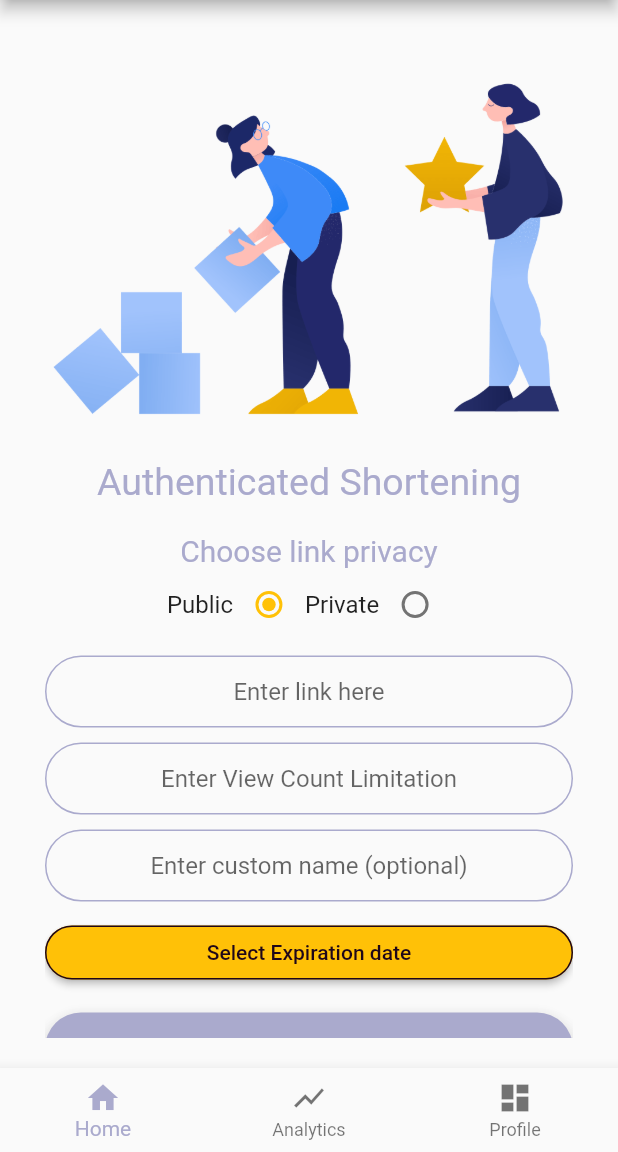
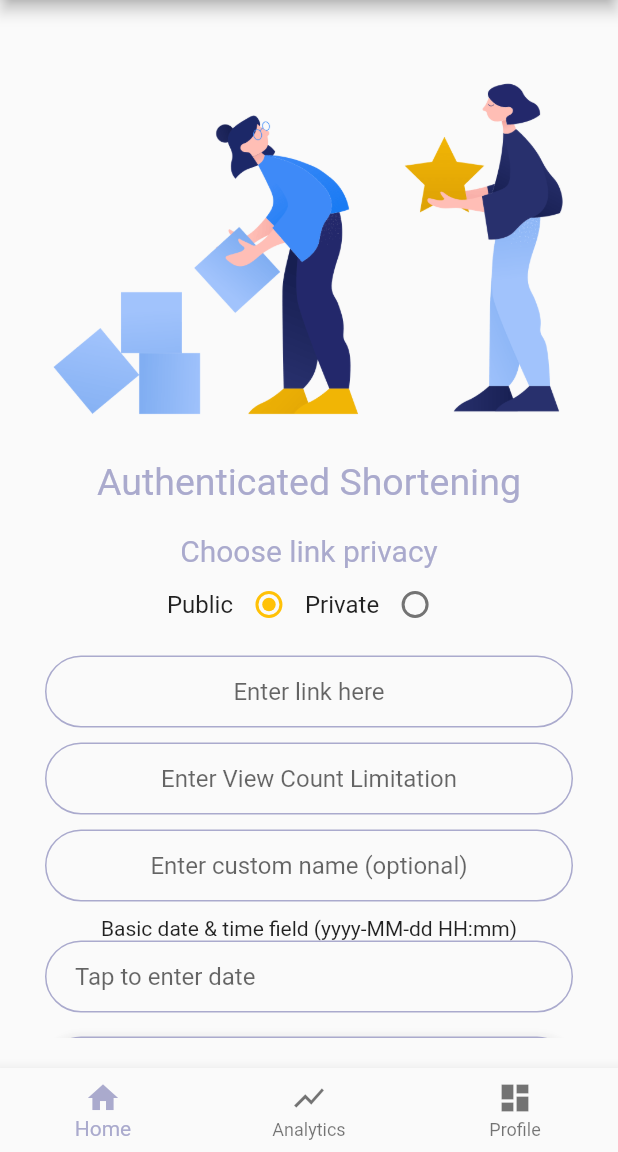
Before and after one commit to hygertai/kisa.co, a Flutter app: the AuthShortScreen screen opened by its route, on a phone screen of 412 x 824 dp, the part 84-1236 px from its top. Run offline on Flutter 3.47's test engine with Material 2 defaults, Android fonts, the phone set to English and light mode, and no system bars; drawn by our look-alikes of datetime_picker_formfield; our stand-ins replace flutter_linkify, modal_progress_hud, syncfusion_flutter_charts; missing offline and left inert: flutter_beautiful_popup.

Commit message:
fixed input fields and date picker

```diff
--- a/kisa_co/lib/screens/authShort_screen.dart
+++ b/kisa_co/lib/screens/authShort_screen.dart
@@ -1,6 +1,7 @@
 import 'package:flutter/cupertino.dart';
 import 'package:flutter/material.dart';
 import 'package:flutter/services.dart';
+import 'package:intl/intl.dart';
 import 'package:kisaco/components/rounded_button.dart';
 import 'package:kisaco/screens/analytics_screen.dart';
 import 'package:kisaco/screens/dashboard_screen.dart';
@@ -9,6 +10,7 @@ import '../models/user_model.dart';
 import 'constants.dart';
 import 'package:flutter_beautiful_popup/main.dart';
 import 'package:provider/provider.dart';
+import 'package:datetime_picker_formfield/datetime_picker_formfield.dart';
 
 enum PrivacyChoice { public, private }
 
@@ -60,6 +62,9 @@ class _AuthShortScreenState extends State<AuthShortScreen> {
     String origUrl = "";
     String shortUrl = "";
     int visitorLimit = 0;
+
+    final format = DateFormat("yyyy-MM-dd HH:mm");
+    DateTime value;
 
     return Scaffold(
       appBar: AppBar(
@@ -142,7 +147,7 @@ class _AuthShortScreenState extends State<AuthShortScreen> {
                   SizedBox(
                     height: 10.0,
                   ),
-                  TextField(
+                  TextFormField(
                     keyboardType: TextInputType.url,
                     textAlign: TextAlign.center,
                     onChanged: (value) {
@@ -154,7 +159,7 @@ class _AuthShortScreenState extends State<AuthShortScreen> {
                   SizedBox(
                     height: 10.0,
                   ),
-                  TextField(
+                  TextFormField(
                     keyboardType: TextInputType.number,
                     textAlign: TextAlign.center,
                     onChanged: (value) {
@@ -170,7 +175,7 @@ class _AuthShortScreenState extends State<AuthShortScreen> {
                   SizedBox(
                     height: 10.0,
                   ),
-                  TextField(
+                  TextFormField(
                     keyboardType: TextInputType.text,
                     textAlign: TextAlign.center,
                     onChanged: (value) {
@@ -182,17 +187,45 @@ class _AuthShortScreenState extends State<AuthShortScreen> {
                   SizedBox(
                     height: 10.0,
                   ),
-                  RaisedButton(
-                    color: Colors.amber,
-                    shape: new RoundedRectangleBorder(
-                        borderRadius: new BorderRadius.circular(18.0),
-                        side: BorderSide(color: kDarkestPurpleColor)),
-                    onPressed: () => _selectDate(context),
-                    child: Text(
-                      'Select Expiration date',
-                      style: TextStyle(color: kDarkestPurpleColor),
-                    ),
+                  Column(
+                    children: <Widget>[
+                      Text('Basic date & time field (${format.pattern})'),
+                      DateTimeField(
+                        decoration: kTextFieldDecorationLog.copyWith(
+                            hintText: 'Tap to enter date'),
+                        format: format,
+                        onShowPicker: (context, currentValue) async {
+                          final date = await showDatePicker(
+                              context: context,
+                              firstDate: DateTime(1900),
+                              initialDate: currentValue ?? DateTime.now(),
+                              lastDate: DateTime(2100));
+                          if (date != null) {
+                            final time = await showTimePicker(
+                              context: context,
+                              initialTime: TimeOfDay.fromDateTime(
+                                  currentValue ?? DateTime.now()),
+                            );
+                            selectedDate = currentValue;
+                            return DateTimeField.combine(date, time);
+                          } else {
+                            return currentValue;
+                          }
+                        },
+                      ),
+                    ],
                   ),
+//                  RaisedButton(
+//                    color: Colors.amber,
+//                    shape: new RoundedRectangleBorder(
+//                        borderRadius: new BorderRadius.circular(18.0),
+//                        side: BorderSide(color: kDarkestPurpleColor)),
+//                    onPressed: () => _selectDate(context),
+//                    child: Text(
+//                      'Select Expiration date',
+//                      style: TextStyle(color: kDarkestPurpleColor),
+//                    ),
+//                  ),
                   RoundedButton(
                     title: 'Shorten Link',
                     colour: kLightPurpleColor,
@@ -213,9 +246,11 @@ class _AuthShortScreenState extends State<AuthShortScreen> {
                       }
 
                       data["orig_url"] = origUrl;
+                      print(origUrl);
                       data["short_url"] = shortUrl;
                       data["private_mode"] = privateMode;
                       data["visitor_limit"] = visitorLimit;
+                      print(visitorLimit);
 
                       print(DateTime.now());
                       print(data["expires_at"]);
@@ -244,8 +279,8 @@ class _AuthShortScreenState extends State<AuthShortScreen> {
                             popup.button(
                               label: "Copy Short Url",
                               onPressed: () {
-                                Clipboard.setData(
-                                    ClipboardData(text: shortUrl));
+                                Clipboard.setData(ClipboardData(
+                                    text: "https://kisa.co/$shortUrl"));
                                 // ignore: unnecessary_statements
                                 Navigator.of(context).pop;
                               },
--- a/kisa_co/lib/screens/dashboard_screen.dart
+++ b/kisa_co/lib/screens/dashboard_screen.dart
@@ -212,7 +212,7 @@ class _DashboardScreenState extends State<DashboardScreen> {
                               throw 'Could not launch';
                             }
                           },
-                          text: 'Short URL: kisaco/$shortUrl',
+                          text: 'Short URL: kisa.co/$shortUrl',
                           options: LinkifyOptions(humanize: false),
                           style: TextStyle(fontSize: 14, color: Colors.black87),
                         ),
--- a/kisa_co/pubspec.yaml
+++ b/kisa_co/pubspec.yaml
@@ -23,13 +23,10 @@ dependencies:
   # The following adds the Cupertino Icons font to your application.
   # Use with the CupertinoIcons class for iOS style icons.
   cupertino_icons: ^0.1.2
-  random_color: ^1.0.3
   http: ^0.12.0+4
-  google_maps_flutter: ^0.5.11
   intl: ^0.16.1
   google_nav_bar: ^2.0.0
   line_icons: ^0.2.0
-  geolocator: ^5.3.0
   flutter_local_notifications: ^1.2.2
   rxdart: ^0.23.1
   flutter_fluid_slider: ^1.0.2
@@ -39,6 +36,7 @@ dependencies:
   syncfusion_flutter_charts: ^18.1.44
   url_launcher: ^5.4.2
   flutter_linkify: ^3.1.0
+  datetime_picker_formfield: ^1.0.0
 
 dev_dependencies:
   flutter_test:
```
Also changed, not shown: kisa_co/lib/models/user_model.dart (+4 -5 lines), kisa_co/pubspec.lock.
